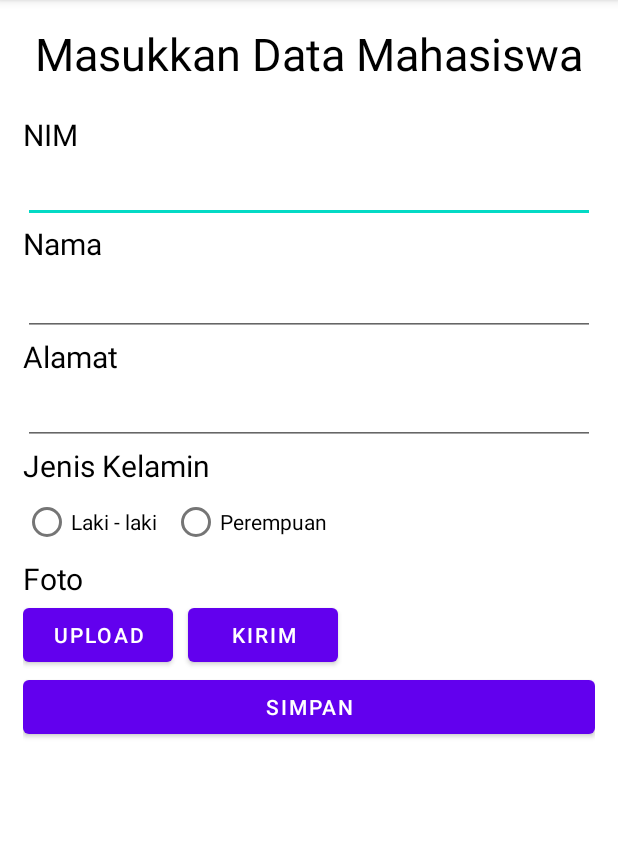
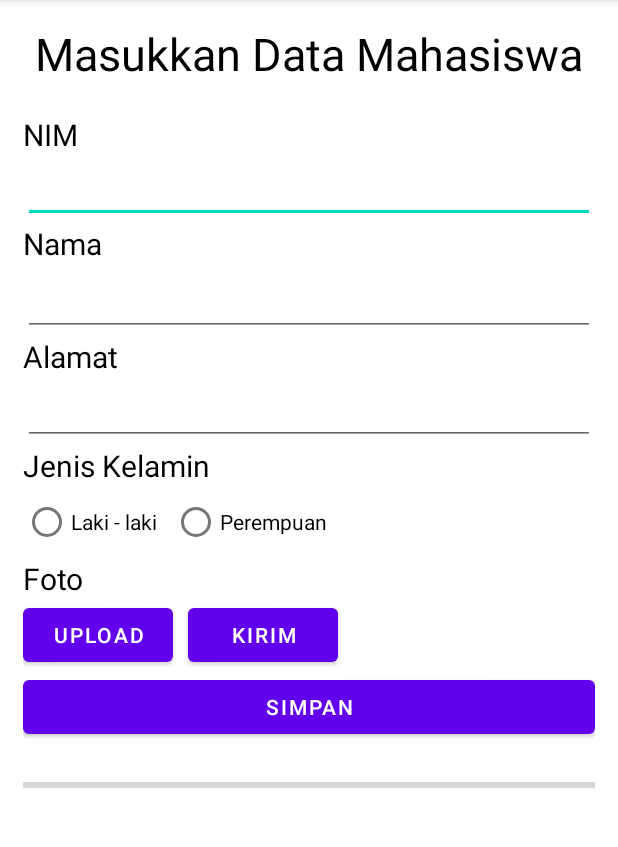
Before and after one commit to Hero57Luna/sertifikasibnsp, an Android app: the TambahMahasiswa screen opened directly, with no data from a screen before it, after a tap on "KIRIM", on a phone screen of 412 x 824 dp, the part 84-931 px from its top. Run offline under Robolectric (Android 15) with nearby library versions, the phone set to English and light mode, and no system bars; our stand-ins replace Firebase (no records; nobody signed in at launch, a user with empty details on screens opened directly).

Commit message:
progress bar are added when uploading images

```diff
--- a/app/src/main/java/com/example/aplikasimahasiswa/DBHelper.java
+++ b/app/src/main/java/com/example/aplikasimahasiswa/DBHelper.java
@@ -1,5 +1,6 @@
 package com.example.aplikasimahasiswa;
 
+import android.app.ProgressDialog;
 import android.net.Uri;
 import android.util.Log;
 import android.widget.Toast;
@@ -16,23 +17,24 @@ import com.google.firebase.database.DatabaseReference;
 import com.google.firebase.database.FirebaseDatabase;
 import com.google.firebase.database.Query;
 import com.google.firebase.storage.FirebaseStorage;
+import com.google.firebase.storage.OnProgressListener;
 import com.google.firebase.storage.StorageReference;
 import com.google.firebase.storage.UploadTask;
 
 import java.util.UUID;
 
-public class DBHelper extends AppCompatActivity {
+public class DBHelper {
 
     private DatabaseReference databaseReference;
-    private StorageReference storageReference;
+
     public String downloadUrl;
+    public double progress;
 
 
     public DBHelper() {
         FirebaseDatabase db = FirebaseDatabase.getInstance();
         databaseReference = db.getReference(Mahasiswa.class.getSimpleName());
-        FirebaseStorage storage = FirebaseStorage.getInstance();
-        storageReference = storage.getReference();
+
     }
 
     public Task<Void> InsertData(Mahasiswa mhs) {
@@ -43,47 +45,7 @@ public class DBHelper extends AppCompatActivity {
         return databaseReference.orderByKey();
     }
 
-    public void uploadImage(Uri filePath) {
-        if(filePath != null)
-        {
-            StorageReference ref = storageReference.child("images/"+ UUID.randomUUID().toString());
-            UploadTask uploadTask;
-            uploadTask = ref.putFile(filePath);
 
-            Task<Uri> urlTask = uploadTask.continueWithTask(new Continuation<UploadTask.TaskSnapshot, Task<Uri>>() {
-                @Override
-                public Task<Uri> then(@NonNull Task<UploadTask.TaskSnapshot> task) throws Exception {
-                    if (!task.isSuccessful()) {
-                        throw task.getException();
-                    }
-
-                    return ref.getDownloadUrl();
-                }
-            }).addOnCompleteListener(new OnCompleteListener<Uri>() {
-                @Override
-                public void onComplete(@NonNull Task<Uri> task) {
-                    if (task.isSuccessful()) {
-                        Uri downloadUri = task.getResult();
-                        downloadUrl = downloadUri.toString();
-                        System.out.println("Download URL : " + downloadUrl);
-                    }
-                }
-            });
-
-//            uploadTask.addOnFailureListener(new OnFailureListener() {
-//                @Override
-//                public void onFailure(@NonNull Exception e) {
-//                    Toast.makeText(getBaseContext(), "Error", Toast.LENGTH_SHORT).show();
-//                }
-//            }).addOnSuccessListener(new OnSuccessListener<UploadTask.TaskSnapshot>() {
-//                @Override
-//                public void onSuccess(UploadTask.TaskSnapshot taskSnapshot) {
-//                    //downloadUrl = taskSnapshot.getStorage().getDownloadUrl();
-//                    System.out.println(downloadUrl);
-//                }
-//            });
-        }
-    }
 
     public String getDownloadUrl() {
         return downloadUrl;
--- a/app/src/main/java/com/example/aplikasimahasiswa/TambahMahasiswa.java
+++ b/app/src/main/java/com/example/aplikasimahasiswa/TambahMahasiswa.java
@@ -1,6 +1,7 @@
 package com.example.aplikasimahasiswa;
 
 
+import androidx.annotation.NonNull;
 import androidx.annotation.Nullable;
 import androidx.appcompat.app.AppCompatActivity;
 
@@ -13,26 +14,43 @@ import android.view.View;
 import android.widget.Button;
 import android.widget.EditText;
 import android.widget.ImageView;
+import android.widget.ProgressBar;
 import android.widget.RadioButton;
 import android.widget.RadioGroup;
 import android.widget.Toast;
 
+import com.google.android.gms.tasks.Continuation;
+import com.google.android.gms.tasks.OnCompleteListener;
+import com.google.android.gms.tasks.Task;
+import com.google.firebase.storage.FirebaseStorage;
+import com.google.firebase.storage.OnProgressListener;
+import com.google.firebase.storage.StorageReference;
+import com.google.firebase.storage.UploadTask;
+
 import java.io.IOException;
+import java.util.UUID;
 
 public class TambahMahasiswa extends AppCompatActivity {
 
     RadioGroup radioGroup;
     RadioButton radioButton;
+    ProgressBar progressBar;
     private Uri filePath;
     private final int PICK_IMAGE_REQUEST = 71;
     ImageView preview_foto;
     DBHelper dbHelper;
+    private String imgUrl;
+    private StorageReference storageReference;
 
     @Override
     protected void onCreate(Bundle savedInstanceState) {
         super.onCreate(savedInstanceState);
         setContentView(R.layout.activity_tambah_mahasiswa);
 
+        FirebaseStorage storage = FirebaseStorage.getInstance();
+        storageReference = storage.getReference();
+
+        progressBar = findViewById(R.id.progressBar);
         EditText edit_nim = findViewById(R.id.input_nim);
         EditText edit_nama = findViewById(R.id.input_nama);
         EditText edit_alamat = findViewById(R.id.input_alamat);
@@ -52,7 +70,7 @@ public class TambahMahasiswa extends AppCompatActivity {
 
                 radioButton = (RadioButton) findViewById(selectedId);
 
-                Mahasiswa mahasiswa = new Mahasiswa(edit_nim.getText().toString(), edit_nama.getText().toString(), edit_alamat.getText().toString(), radioButton.getText().toString(), imageURL);
+                Mahasiswa mahasiswa = new Mahasiswa(edit_nim.getText().toString(), edit_nama.getText().toString(), edit_alamat.getText().toString(), radioButton.getText().toString(), imgUrl);
 
                 dbHelper.InsertData(mahasiswa).addOnSuccessListener(suc -> {
                     Toast.makeText(getBaseContext(), "Data berhasil dimasukkan!", Toast.LENGTH_SHORT).show();
@@ -72,10 +90,11 @@ public class TambahMahasiswa extends AppCompatActivity {
         kirim_foto.setOnClickListener(new View.OnClickListener() {
             @Override
             public void onClick(View v) {
-                dbHelper.uploadImage(filePath);
+                Toast.makeText(getBaseContext(), "Mengirim...", Toast.LENGTH_SHORT).show();
+                progressBar.setVisibility(View.VISIBLE);
+                uploadImage(filePath);
             }
         });
-
     }
 
     private void chooseImage() {
@@ -100,4 +119,41 @@ public class TambahMahasiswa extends AppCompatActivity {
             }
         }
     }
+
+    public void uploadImage(Uri filePath) {
+        if(filePath != null)
+        {
+            StorageReference ref = storageReference.child("images/"+ UUID.randomUUID().toString());
+            UploadTask uploadTask;
+            uploadTask = (UploadTask) ref.putFile(filePath).addOnProgressListener(new OnProgressListener<UploadTask.TaskSnapshot>() {
+                @Override
+                public void onProgress(@NonNull UploadTask.TaskSnapshot snapshot) {
+                    double progress = (100.0 * snapshot.getBytesTransferred()) / snapshot.getTotalByteCount();
+                    progressBar.setProgress((int) progress);
+//                    String progressString = ((int) progress) + "% done";
+//                    progressTextView.setText(progressString);
+                }
+            });
+
+            Task<Uri> urlTask = uploadTask.continueWithTask(new Continuation<UploadTask.TaskSnapshot, Task<Uri>>() {
+                @Override
+                public Task<Uri> then(@NonNull Task<UploadTask.TaskSnapshot> task) throws Exception {
+                    if (!task.isSuccessful()) {
+                        throw task.getException();
+                    }
+
+                    return ref.getDownloadUrl();
+                }
+            }).addOnCompleteListener(new OnCompleteListener<Uri>() {
+                @Override
+                public void onComplete(@NonNull Task<Uri> task) {
+                    if (task.isSuccessful()) {
+                        Uri downloadUri = task.getResult();
+                        imgUrl = downloadUri.toString();
+                        Toast.makeText(getBaseContext(), "Terkirim", Toast.LENGTH_SHORT).show();
+                    }
+                }
+            });
+        }
+    }
 }
--- a/app/src/main/res/layout/activity_tambah_mahasiswa.xml
+++ b/app/src/main/res/layout/activity_tambah_mahasiswa.xml
@@ -118,6 +118,8 @@
             android:layout_height="wrap_content"
             android:text="Kirim"
             android:layout_marginLeft="10dp"/>
+
+
     </LinearLayout>
 
     <ImageView
@@ -133,4 +135,13 @@
         android:text="Simpan"
         />
 
+    <ProgressBar
+        android:id="@+id/progressBar"
+        android:layout_marginTop="20dp"
+        style="@style/Widget.AppCompat.ProgressBar.Horizontal"
+        android:layout_width="match_parent"
+        android:layout_height="wrap_content"
+        android:visibility="gone"
+        android:progress="0"/>
+
 </LinearLayout>
```
